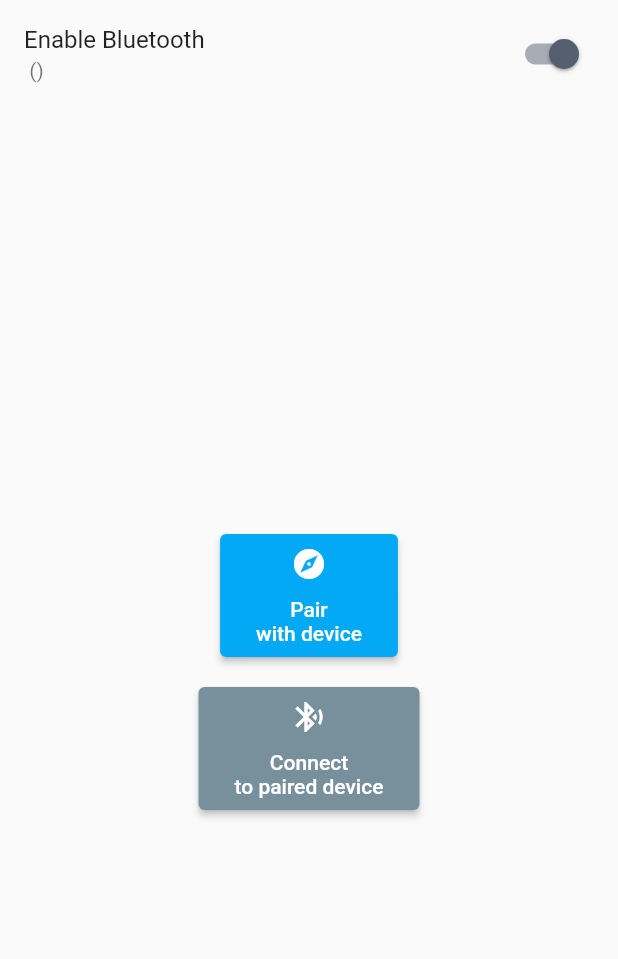
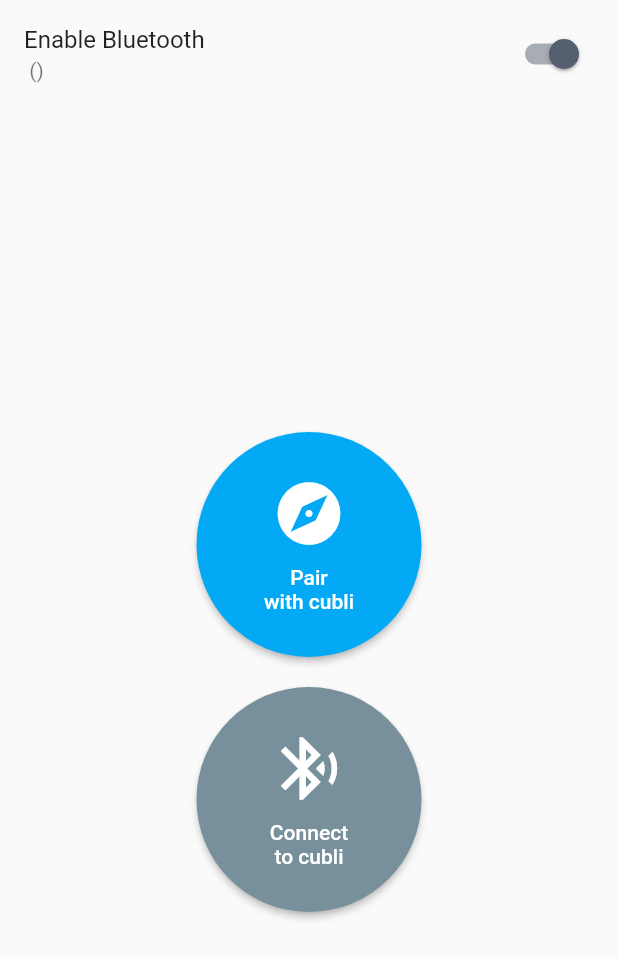
Before and after one commit to YassenEfremov/hedgehog, a Flutter app: the screen it shows after launch, on a phone screen of 412 x 824 dp. Shown: the top 959 px of the screen. Run offline on Flutter 3.47's test engine with Material 2 defaults, Android fonts, the light colour scheme and no system bars; our stand-ins replace flutter_bluetooth_serial, location.

Commit message:
Improve home page design and orientation handling

```diff
--- a/lib/home_page/home_page.dart
+++ b/lib/home_page/home_page.dart
@@ -150,22 +150,23 @@ class _HomePage extends State<HomePage> {
             // ),
             _bluetoothState.isEnabled ?
               Expanded(
+                child: Flex(
+                  direction: MediaQuery.of(context).orientation == Orientation.portrait ? Axis.vertical : Axis.horizontal,
+                  mainAxisAlignment: MainAxisAlignment.center,
+                  children: [
+                    ElevatedButton(
+                      style: ElevatedButton.styleFrom(
+                        shape: CircleBorder(),
+                        fixedSize: Size(150, 150),
+                        backgroundColor: Colors.lightBlue.shade500
+                      ),
                       child: Column(
                         mainAxisAlignment: MainAxisAlignment.center,
                         children: [
-                    ElevatedButton(
-                      style: ButtonStyle(
-                        backgroundColor: MaterialStatePropertyAll<Color>(Colors.lightBlue.shade500),
-                      ),
-                      child: Padding(
-                        padding: const EdgeInsets.all(8.0),
-                        child: Column(
-                          children: [
-                            Icon(Icons.explore),
+                          Icon(Icons.explore, size: 50),
                           SizedBox(height: 10),
-                            const Text('Pair \nwith device', textAlign: TextAlign.center),
+                          const Text('Pair \nwith cubli', textAlign: TextAlign.center),
                         ],
-                        ),
                       ),
                       onPressed: () async {
                         await Location().requestService();
@@ -185,34 +186,36 @@ class _HomePage extends State<HomePage> {
                         }
                       },
                     ),
-                    SizedBox(height: 20),
+                    SizedBox(width: 20, height: 20),
                     ElevatedButton(
                       style: widget.getConnectedDevice() == null ?
-                        ButtonStyle(
-                          backgroundColor: MaterialStatePropertyAll<Color>(Colors.blueGrey.shade400),
+                        ElevatedButton.styleFrom(
+                          shape: CircleBorder(),
+                          fixedSize: Size(150, 150),
+                          backgroundColor: Colors.blueGrey.shade400
                         )
                       :
-                        null,
+                        ElevatedButton.styleFrom(
+                          shape: CircleBorder(),
+                          fixedSize: Size(150, 150),
+                          backgroundColor: Colors.lightBlue.shade900
+                        ),
                       child: widget.getConnectedDevice() == null ?
-                        Padding(
-                          padding: const EdgeInsets.all(8.0),
-                          child: Column(
+                        Column(
+                          mainAxisAlignment: MainAxisAlignment.center,
                           children: [
-                              Icon(Icons.bluetooth_searching),
+                            Icon(Icons.bluetooth_searching, size: 50),
                           SizedBox(height: 10),
-                              const Text('Connect \nto paired device', textAlign: TextAlign.center),
+                            const Text('Connect \nto cubli', textAlign: TextAlign.center),
                           ],
-                          ),
                         )
                       :
-                        Padding(
-                          padding: const EdgeInsets.all(8.0),
-                          child: Column(
+                        Column(
+                          mainAxisAlignment: MainAxisAlignment.center,
                           children: [
-                              Icon(Icons.bluetooth_connected),
+                            Icon(Icons.bluetooth_connected, size: 50),
                             Text('Connected to:\n${widget.getConnectedDevice()!.name}', textAlign: TextAlign.center),
                           ],
-                          ),
                         ),
                       onPressed: () async {
                         final BluetoothDevice? selectedDevice =
```
Also changed, not shown: 1 other file. Lines whose indentation alone changed are shown as unchanged.
